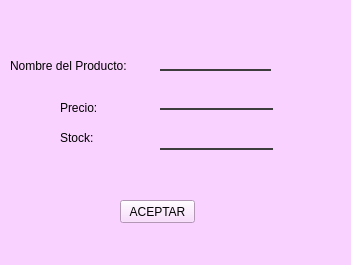
The window that interfaces/vistaAgregProd.ui (rmarting13/Supermark) describes before a commit, drawn with Qt 5.
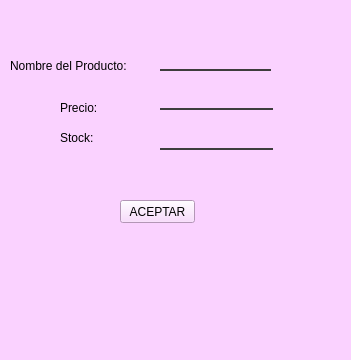
The same window after the commit.

Diff of the .ui file:
```diff
--- a/interfaces/vistaAgregProd.ui
+++ b/interfaces/vistaAgregProd.ui
@@ -7,7 +7,7 @@
     <x>0</x>
     <y>0</y>
     <width>351</width>
-    <height>265</height>
+    <height>360</height>
    </rect>
   </property>
   <property name="windowTitle">
```
Left out of the diff: 9 changed lines with no effect on the pictures.
